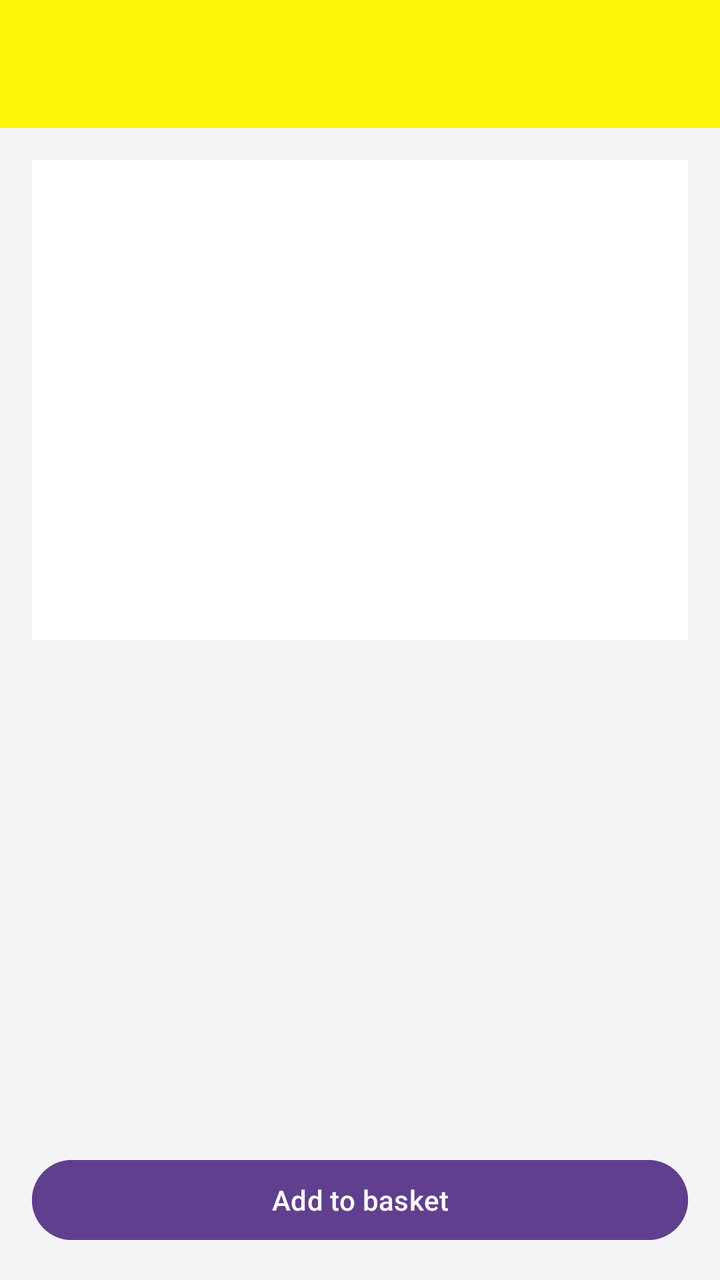
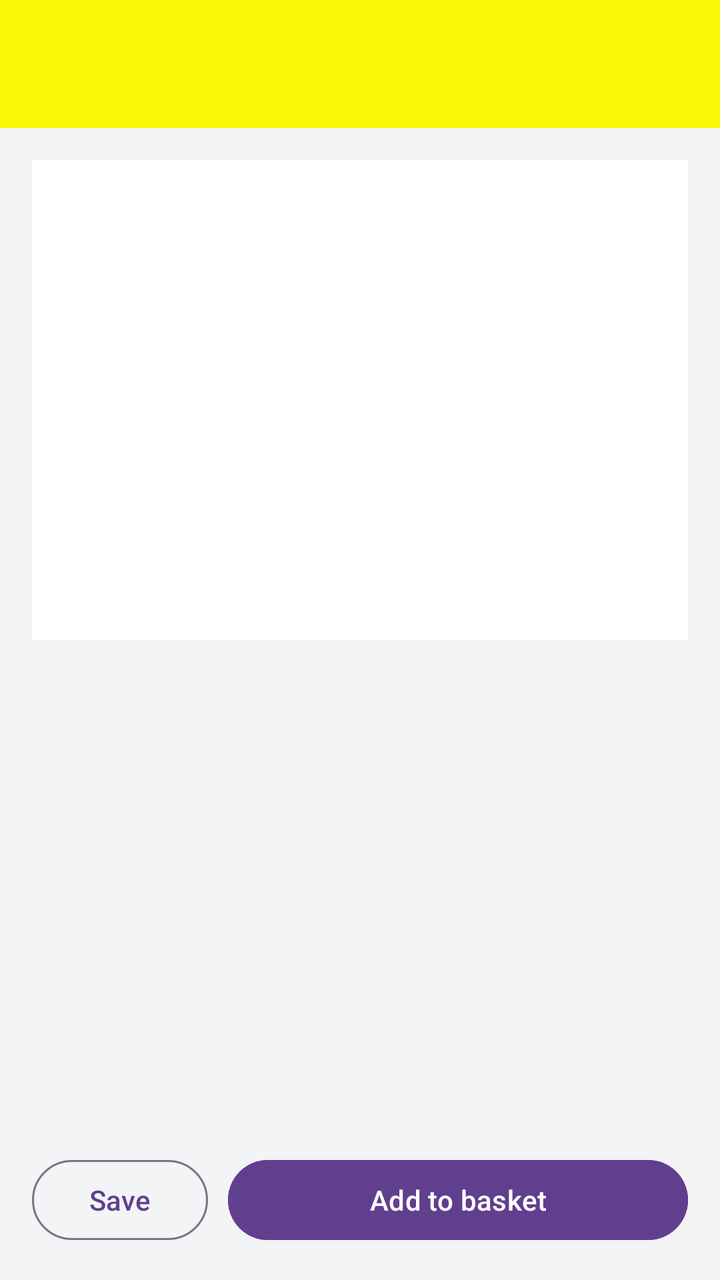

Compare the two renders of this Android layout. The source of the first and the diff that turns it into the second are given below.
<!-- AndroidManifest.xml: application theme Theme.DengageDemo -->
<!-- res/layout/activity_product.xml -->
<?xml version="1.0" encoding="utf-8"?>
<LinearLayout xmlns:android="http://schemas.android.com/apk/res/android"
    xmlns:app="http://schemas.android.com/apk/res-auto"
    android:layout_width="match_parent"
    android:layout_height="match_parent"
    android:orientation="vertical"
    android:background="@color/page">

    <com.google.android.material.appbar.MaterialToolbar
        android:id="@+id/toolbar"
        android:layout_width="match_parent"
        android:layout_height="?attr/actionBarSize"
        android:background="@color/header"
        app:titleTextColor="@color/on_header" />

    <ScrollView
        android:layout_width="match_parent"
        android:layout_height="0dp"
        android:layout_weight="1">

        <LinearLayout
            android:layout_width="match_parent"
            android:layout_height="wrap_content"
            android:orientation="vertical"
            android:padding="16dp">

            <ImageView
                android:id="@+id/product_image"
                android:layout_width="match_parent"
                android:layout_height="240dp"
                android:background="@color/surface"
                android:contentDescription="@null"
                android:scaleType="fitCenter" />

            <TextView
                android:id="@+id/product_name"
                android:layout_width="match_parent"
                android:layout_height="wrap_content"
                android:layout_marginTop="14dp"
                android:textColor="@color/ink"
                android:textSize="19sp"
                android:textStyle="bold" />

            <TextView
                android:id="@+id/product_brand"
                android:layout_width="match_parent"
                android:layout_height="wrap_content"
                android:layout_marginTop="2dp"
                android:textColor="@color/muted"
                android:textSize="13sp" />

            <LinearLayout
                android:layout_width="match_parent"
                android:layout_height="wrap_content"
                android:layout_marginTop="8dp"
                android:gravity="center_vertical"
                android:orientation="horizontal">

                <TextView
                    android:id="@+id/product_price"
                    android:layout_width="wrap_content"
                    android:layout_height="wrap_content"
                    android:textColor="@color/ink"
                    android:textSize="22sp"
                    android:textStyle="bold" />

                <TextView
                    android:id="@+id/product_list_price"
                    android:layout_width="wrap_content"
                    android:layout_height="wrap_content"
                    android:layout_marginStart="10dp"
                    android:textColor="@color/muted"
                    android:textSize="14sp"
                    android:visibility="gone" />
            </LinearLayout>

            <LinearLayout
                android:id="@+id/availability_card"
                android:layout_width="match_parent"
                android:layout_height="wrap_content"
                android:layout_marginTop="14dp"
                android:orientation="vertical"
                android:visibility="gone">

                <TextView
                    android:id="@+id/availability_badge"
                    android:layout_width="match_parent"
                    android:layout_height="wrap_content"
                    android:padding="10dp"
                    android:textColor="@color/on_cta"
                    android:textSize="14sp"
                    android:textStyle="bold" />

                <com.google.android.material.card.MaterialCardView
                    android:id="@+id/substitute_card"
                    android:layout_width="match_parent"
                    android:layout_height="wrap_content"
                    android:layout_marginTop="10dp"
                    android:visibility="gone"
                    app:cardBackgroundColor="@color/surface"
                    app:cardCornerRadius="12dp"
                    app:cardElevation="1dp">

                    <LinearLayout
                        android:layout_width="match_parent"
                        android:layout_height="wrap_content"
                        android:orientation="vertical"
                        android:padding="12dp">

                        <TextView
                            android:layout_width="match_parent"
                            android:layout_height="wrap_content"
                            android:text="@string/substitute_heading"
                            android:textColor="@color/muted"
                            android:textSize="12sp" />

                        <LinearLayout
                            android:layout_width="match_parent"
                            android:layout_height="wrap_content"
                            android:layout_marginTop="8dp"
                            android:gravity="center_vertical"
                            android:orientation="horizontal">

                            <ImageView
                                android:id="@+id/substitute_image"
                                android:layout_width="72dp"
                                android:layout_height="72dp"
                                android:contentDescription="@null"
                                android:scaleType="fitCenter" />

                            <LinearLayout
                                android:layout_width="0dp"
                                android:layout_height="wrap_content"
                                android:layout_marginStart="12dp"
                                android:layout_weight="1"
                                android:orientation="vertical">

                                <TextView
                                    android:id="@+id/substitute_name"
                                    android:layout_width="match_parent"
                                    android:layout_height="wrap_content"
                                    android:ellipsize="end"
                                    android:maxLines="2"
                                    android:textColor="@color/ink"
                                    android:textSize="14sp" />

                                <TextView
                                    android:id="@+id/substitute_price"
                                    android:layout_width="match_parent"
                                    android:layout_height="wrap_content"
                                    android:layout_marginTop="4dp"
                                    android:textColor="@color/ink"
                                    android:textSize="15sp"
                                    android:textStyle="bold" />
                            </LinearLayout>
                        </LinearLayout>
                    </LinearLayout>
                </com.google.android.material.card.MaterialCardView>
            </LinearLayout>
        </LinearLayout>
    </ScrollView>

    <com.google.android.material.button.MaterialButton
        android:id="@+id/add_to_cart"
        android:layout_width="match_parent"
        android:layout_height="wrap_content"
        android:layout_margin="16dp"
        android:backgroundTint="@color/cta"
        android:text="@string/added_to_cart_action"
        android:textColor="@color/on_cta" />
</LinearLayout>
<!-- resources referenced by this layout -->
<resources>
  <color name="cta">#603F8E</color>
  <color name="header">#FCF708</color>
  <color name="ink">#3F3F40</color>
  <color name="muted">#727273</color>
  <color name="on_cta">#FFFFFF</color>
  <color name="on_header">#3F3F40</color>
  <color name="page">#F2F4F5</color>
  <color name="surface">#FFFFFF</color>
  <string name="added_to_cart_action">Add to basket</string>
  <string name="substitute_heading">In stock at your shop right now</string>
  <style name="Theme.DengageDemo" parent="Theme.Material3.Light.NoActionBar">
          <item name="colorPrimary">@color/cta</item>
          <item name="colorOnPrimary">@color/on_cta</item>
          <item name="colorSecondary">@color/accent</item>
          <item name="android:statusBarColor">@color/header</item>
          <item name="android:windowLightStatusBar">true</item>
          <item name="android:windowBackground">@color/page</item>
      </style>
  <color name="accent">#FFB100</color>
</resources>

<!-- the commit's change to res/layout/activity_product.xml (unified diff, before → after) -->
@@ -160,12 +160,27 @@
         </LinearLayout>
     </ScrollView>
 
-    <com.google.android.material.button.MaterialButton
-        android:id="@+id/add_to_cart"
+    <LinearLayout
         android:layout_width="match_parent"
         android:layout_height="wrap_content"
         android:layout_margin="16dp"
-        android:backgroundTint="@color/cta"
-        android:text="@string/added_to_cart_action"
-        android:textColor="@color/on_cta" />
+        android:orientation="horizontal">
+
+        <com.google.android.material.button.MaterialButton
+            android:id="@+id/save_button"
+            style="@style/Widget.Material3.Button.OutlinedButton"
+            android:layout_width="wrap_content"
+            android:layout_height="wrap_content"
+            android:layout_marginEnd="10dp"
+            android:text="@string/wishlist_save" />
+
+        <com.google.android.material.button.MaterialButton
+            android:id="@+id/add_to_cart"
+            android:layout_width="0dp"
+            android:layout_height="wrap_content"
+            android:layout_weight="1"
+            android:backgroundTint="@color/cta"
+            android:text="@string/added_to_cart_action"
+            android:textColor="@color/on_cta" />
+    </LinearLayout>
 </LinearLayout>
<!-- resource entries referenced after the edit -->
@@ -10,6 +10,7 @@
   <color name="surface">#FFFFFF</color>
   <string name="added_to_cart_action">Add to basket</string>
   <string name="substitute_heading">In stock at your shop right now</string>
+  <string name="wishlist_save">Save</string>
   <style name="Theme.DengageDemo" parent="Theme.Material3.Light.NoActionBar">
           <item name="colorPrimary">@color/cta</item>
           <item name="colorOnPrimary">@color/on_cta</item>
